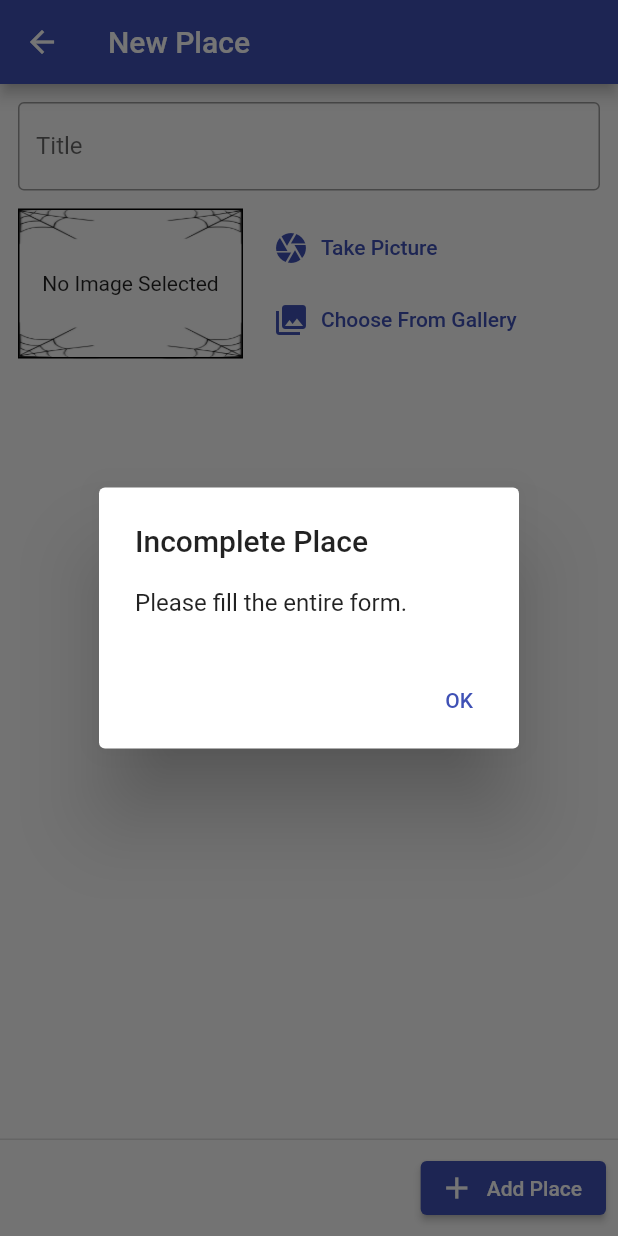
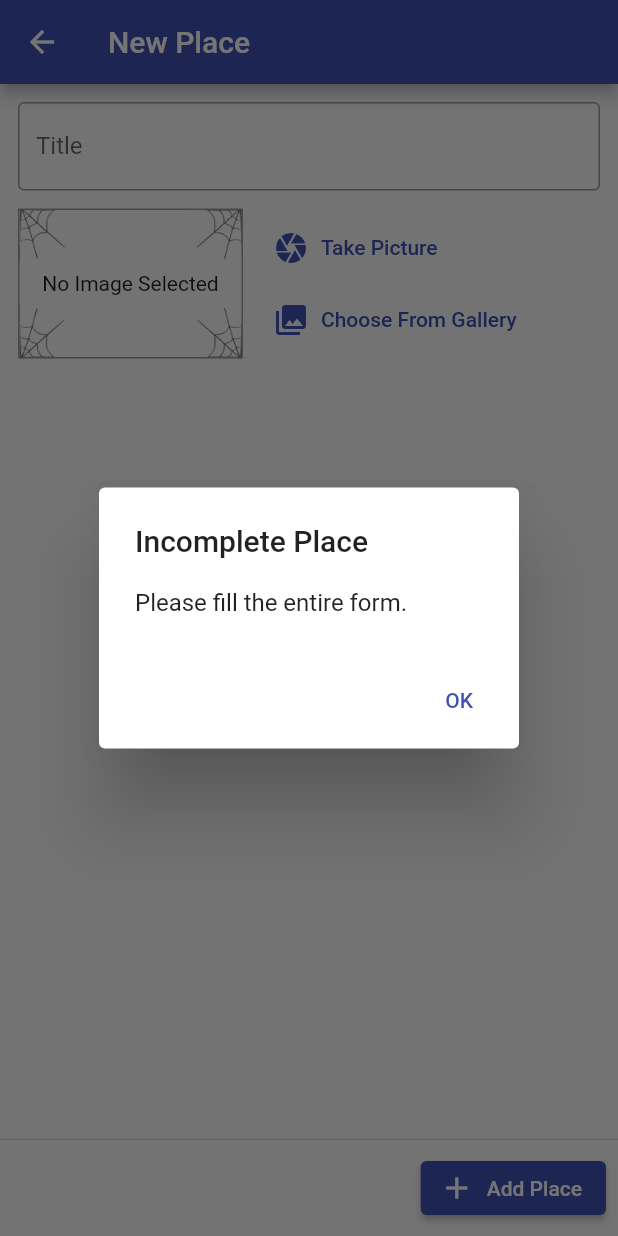
Before and after one commit to daviditco4/great-places-app, a Flutter app: the AddPlacePage screen opened by its route, after a tap on "Add Place", on a phone screen of 412 x 824 dp. Run offline on Flutter 3.47's test engine with Material 2 defaults, Android fonts, the phone set to English and light mode, and no system bars; our stand-ins replace image_picker, sqflite; accounts and stored records are empty.

Commit message:
Edit the image picker placeholder and make its border grey

```diff
--- a/lib/widgets/other/image_picker.dart
+++ b/lib/widgets/other/image_picker.dart
@@ -34,7 +34,7 @@ class _ImagePickerState extends State<ImagePicker> {
           child: Center(
             child: Container(
               decoration: BoxDecoration(
-                border: Border.all(),
+                border: Border.all(color: Colors.grey),
                 image: const DecorationImage(
                   image: AssetImage(
                     'assets/images/image_picker_placeholder.png',
```
Also changed, not shown: assets/images/image_picker_placeholder.png.
